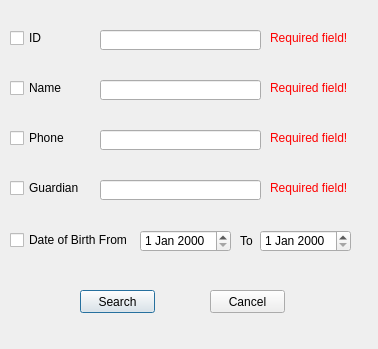
The window that Sprint 2/Starting Pages/Advsearch.ui (SDSMT-CSC464-F15/dancesoft) describes before a commit, drawn with Qt 5.
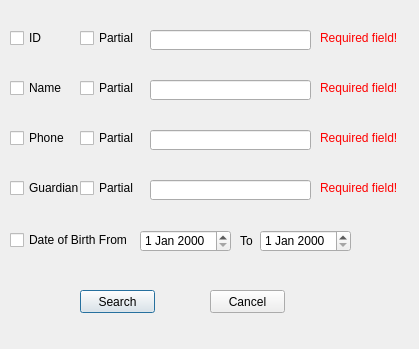
The same window after the commit.

Diff of the .ui file:
```diff
--- a/Sprint 2/Starting Pages/Advsearch.ui
+++ b/Sprint 2/Starting Pages/Advsearch.ui
@@ -6,7 +6,7 @@
    <rect>
     <x>0</x>
     <y>0</y>
-    <width>378</width>
+    <width>419</width>
     <height>349</height>
    </rect>
   </property>
@@ -16,7 +16,7 @@
   <widget class="QLineEdit" name="ID_adv_ledit">
    <property name="geometry">
     <rect>
-     <x>100</x>
+     <x>150</x>
      <y>30</y>
      <width>161</width>
      <height>20</height>
@@ -26,7 +26,7 @@
   <widget class="QLineEdit" name="Phone_adv_ledit">
    <property name="geometry">
     <rect>
-     <x>100</x>
+     <x>150</x>
      <y>130</y>
      <width>161</width>
      <height>20</height>
@@ -36,7 +36,7 @@
   <widget class="QLineEdit" name="Name_adv_ledit">
    <property name="geometry">
     <rect>
-     <x>100</x>
+     <x>150</x>
      <y>80</y>
      <width>161</width>
      <height>20</height>
@@ -46,7 +46,7 @@
   <widget class="QLineEdit" name="Guardian_adv_ledit">
    <property name="geometry">
     <rect>
-     <x>100</x>
+     <x>150</x>
      <y>180</y>
      <width>161</width>
      <height>20</height>
@@ -147,7 +147,7 @@
   <widget class="QLabel" name="Id_adv_label">
    <property name="geometry">
     <rect>
-     <x>270</x>
+     <x>320</x>
      <y>30</y>
      <width>91</width>
      <height>16</height>
@@ -164,7 +164,7 @@
   <widget class="QLabel" name="Name_adv_label">
    <property name="geometry">
     <rect>
-     <x>270</x>
+     <x>320</x>
      <y>80</y>
      <width>91</width>
      <height>16</height>
@@ -181,7 +181,7 @@
   <widget class="QLabel" name="Phone_adv_label">
    <property name="geometry">
     <rect>
-     <x>270</x>
+     <x>320</x>
      <y>130</y>
      <width>91</width>
      <height>16</height>
@@ -198,7 +198,7 @@
   <widget class="QLabel" name="Guardian_adv_label">
    <property name="geometry">
     <rect>
-     <x>270</x>
+     <x>320</x>
      <y>180</y>
      <width>91</width>
      <height>16</height>
@@ -282,6 +282,58 @@
     <string>To</string>
    </property>
   </widget>
+  <widget class="QCheckBox" name="ID_partial_cbox">
+   <property name="geometry">
+    <rect>
+     <x>80</x>
+     <y>30</y>
+     <width>71</width>
+     <height>16</height>
+    </rect>
+   </property>
+   <property name="text">
+    <string>Partial</string>
+   </property>
+  </widget>
+  <widget class="QCheckBox" name="Name_partial_cobx">
+   <property name="geometry">
+    <rect>
+     <x>80</x>
+     <y>80</y>
+     <width>71</width>
+     <height>16</height>
+    </rect>
+   </property>
+   <property name="text">
+    <string>Partial</string>
+   </property>
+  </widget>
+  <widget class="QCheckBox" name="Phone_partial_cbox">
+   <property name="geometry">
+    <rect>
+     <x>80</x>
+     <y>130</y>
+     <width>71</width>
+     <height>16</height>
+    </rect>
+   </property>
+   <property name="text">
+    <string>Partial</string>
+   </property>
+  </widget>
+  <widget class="QCheckBox" name="Guardian_partial_cbox">
+   <property name="geometry">
+    <rect>
+     <x>80</x>
+     <y>180</y>
+     <width>71</width>
+     <height>16</height>
+    </rect>
+   </property>
+   <property name="text">
+    <string>Partial</string>
+   </property>
+  </widget>
  </widget>
  <resources/>
  <connections/>
```
Left out of the diff: 4 changed lines with no effect on the pictures.
